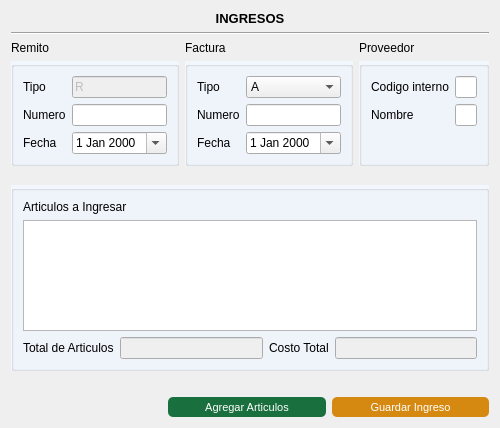
The window that Vistas/gui/ingresos/Ingreso.ui (Lonaris/Corupel) describes before a commit, drawn with Qt 5.
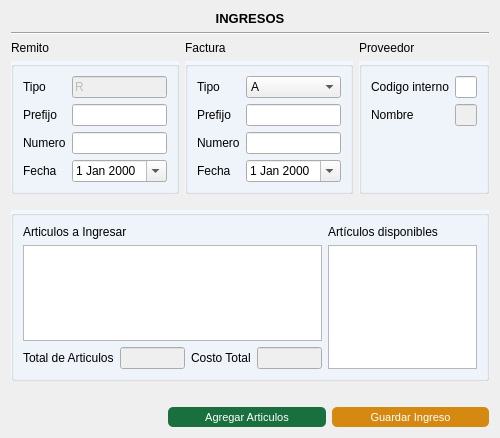
The same window after the commit. Icons and pictures are not drawn.

```diff
--- a/Vistas/gui/ingresos/Ingreso.ui
+++ b/Vistas/gui/ingresos/Ingreso.ui
@@ -7,7 +7,7 @@
     <x>0</x>
     <y>0</y>
     <width>466</width>
-    <height>428</height>
+    <height>438</height>
    </rect>
   </property>
   <property name="sizePolicy">
@@ -24,7 +24,7 @@
   </property>
   <layout class="QGridLayout" name="gridLayout_2">
    <item row="0" column="0">
-    <layout class="QGridLayout" name="gridLayout_6" rowstretch="2,2,2,2,2,2,2,2,2,82,2,2,0">
+    <layout class="QGridLayout" name="gridLayout_6" rowstretch="0,0,0,0,0,0,0,0,0,0,100,0,0">
      <item row="0" column="0" rowspan="2" colspan="3">
       <widget class="QLabel" name="label">
        <property name="font">
@@ -161,66 +161,6 @@
        </item>
       </layout>
      </item>
-     <item row="9" column="0" rowspan="2" colspan="3">
-      <widget class="QGroupBox" name="group_tabla">
-       <property name="styleSheet">
-        <string notr="true">#group_tabla{
-	background-color: #F2F6FD;
-	}</string>
-       </property>
-       <property name="title">
-        <string/>
-       </property>
-       <layout class="QGridLayout" name="gridLayout" rowstretch="10,800,0,0">
-        <item row="1" column="0" rowspan="2">
-         <widget class="QTableView" name="tbl_ingresos">
-          <attribute name="horizontalHeaderStretchLastSection">
-           <bool>true</bool>
-          </attribute>
-         </widget>
-        </item>
-        <item row="3" column="0">
-         <layout class="QHBoxLayout" name="Totales">
-          <item>
-           <widget class="QLabel" name="label_total_cant">
-            <property name="text">
-             <string>Total de Articulos</string>
-            </property>
-           </widget>
-          </item>
-          <item>
-           <widget class="QLineEdit" name="tot_cant">
-            <property name="enabled">
-             <bool>false</bool>
-            </property>
-           </widget>
-          </item>
-          <item>
-           <widget class="QLabel" name="label_total_costo">
-            <property name="text">
-             <string>Costo Total</string>
-            </property>
-           </widget>
-          </item>
-          <item>
-           <widget class="QLineEdit" name="tot_cost">
-            <property name="enabled">
-             <bool>false</bool>
-            </property>
-           </widget>
-          </item>
-         </layout>
-        </item>
-        <item row="0" column="0">
-         <widget class="QLabel" name="label_6">
-          <property name="text">
-           <string>Articulos a Ingresar</string>
-          </property>
-         </widget>
-        </item>
-       </layout>
-      </widget>
-     </item>
      <item row="4" column="1" rowspan="2">
       <widget class="QGroupBox" name="group_factura">
        <property name="sizePolicy">
@@ -267,30 +207,40 @@
           </item>
          </widget>
         </item>
-        <item row="3" column="0">
+        <item row="5" column="0">
          <widget class="QLabel" name="label_numero">
           <property name="text">
            <string>Numero</string>
           </property>
          </widget>
         </item>
-        <item row="3" column="1">
+        <item row="5" column="1">
          <widget class="QLineEdit" name="fact_numero"/>
         </item>
-        <item row="4" column="0">
+        <item row="6" column="0">
          <widget class="QLabel" name="label_fecha">
           <property name="text">
            <string>Fecha</string>
           </property>
          </widget>
         </item>
-        <item row="4" column="1">
+        <item row="6" column="1">
          <widget class="QDateEdit" name="fact_fecha">
           <property name="calendarPopup">
            <bool>true</bool>
           </property>
          </widget>
         </item>
+        <item row="3" column="0">
+         <widget class="QLabel" name="label_prefijo_fact">
+          <property name="text">
+           <string>Prefijo</string>
+          </property>
+         </widget>
+        </item>
+        <item row="3" column="1">
+         <widget class="QLineEdit" name="fact_prefijo"/>
+        </item>
        </layout>
       </widget>
      </item>
@@ -329,7 +279,14 @@
          </widget>
         </item>
         <item row="3" column="1">
-         <widget class="QLineEdit" name="prov_nombre"/>
+         <widget class="QLineEdit" name="prov_nombre">
+          <property name="enabled">
+           <bool>false</bool>
+          </property>
+          <property name="focusPolicy">
+           <enum>Qt::NoFocus</enum>
+          </property>
+         </widget>
         </item>
        </layout>
       </widget>
@@ -363,35 +320,48 @@
           <property name="enabled">
            <bool>false</bool>
           </property>
+          <property name="focusPolicy">
+           <enum>Qt::NoFocus</enum>
+          </property>
           <property name="text">
            <string>R</string>
           </property>
          </widget>
         </item>
-        <item row="2" column="0">
+        <item row="4" column="0">
          <widget class="QLabel" name="label_numero_2">
           <property name="text">
            <string>Numero</string>
           </property>
          </widget>
         </item>
-        <item row="2" column="1">
+        <item row="4" column="1">
          <widget class="QLineEdit" name="rem_numero"/>
         </item>
-        <item row="3" column="0">
+        <item row="5" column="0">
          <widget class="QLabel" name="label_fecha_2">
           <property name="text">
            <string>Fecha</string>
           </property>
          </widget>
         </item>
-        <item row="3" column="1">
+        <item row="5" column="1">
          <widget class="QDateEdit" name="rem_fecha">
           <property name="calendarPopup">
            <bool>true</bool>
           </property>
          </widget>
         </item>
+        <item row="3" column="0">
+         <widget class="QLabel" name="label_prefijo">
+          <property name="text">
+           <string>Prefijo</string>
+          </property>
+         </widget>
+        </item>
+        <item row="3" column="1">
+         <widget class="QLineEdit" name="rem_prefijo"/>
+        </item>
        </layout>
       </widget>
      </item>
@@ -466,6 +436,95 @@
        </property>
       </widget>
      </item>
+     <item row="9" column="0" rowspan="2" colspan="3">
+      <widget class="QGroupBox" name="group_tabla">
+       <property name="styleSheet">
+        <string notr="true">#group_tabla{
+	background-color: #F2F6FD;
+	}</string>
+       </property>
+       <property name="title">
+        <string/>
+       </property>
+       <layout class="QGridLayout" name="gridLayout" rowstretch="10,800,0,0" columnstretch="4,2">
+        <item row="1" column="0" rowspan="2">
+         <widget class="QTableView" name="tbl_ingresos">
+          <property name="tabKeyNavigation">
+           <bool>false</bool>
+          </property>
+          <attribute name="horizontalHeaderStretchLastSection">
+           <bool>true</bool>
+          </attribute>
+          <attribute name="verticalHeaderVisible">
+           <bool>false</bool>
+          </attribute>
+         </widget>
+        </item>
+        <item row="3" column="0">
+         <layout class="QHBoxLayout" name="Totales">
+          <item>
+           <widget class="QLabel" name="label_total_cant">
+            <property name="text">
+             <string>Total de Articulos</string>
+            </property>
+           </widget>
+          </item>
+          <item>
+           <widget class="QLineEdit" name="tot_cant">
+            <property name="enabled">
+             <bool>false</bool>
+            </property>
+            <property name="focusPolicy">
+             <enum>Qt::NoFocus</enum>
+            </property>
+           </widget>
+          </item>
+          <item>
+           <widget class="QLabel" name="label_total_costo">
+            <property name="text">
+             <string>Costo Total</string>
+            </property>
+           </widget>
+          </item>
+          <item>
+           <widget class="QLineEdit" name="tot_cost">
+            <property name="enabled">
+             <bool>false</bool>
+            </property>
+            <property name="focusPolicy">
+             <enum>Qt::NoFocus</enum>
+            </property>
+           </widget>
+          </item>
+         </layout>
+        </item>
+        <item row="0" column="0">
+         <widget class="QLabel" name="label_6">
+          <property name="text">
+           <string>Articulos a Ingresar</string>
+          </property>
+         </widget>
+        </item>
+        <item row="1" column="1" rowspan="3">
+         <widget class="QTableView" name="tbl_articulos">
+          <property name="focusPolicy">
+           <enum>Qt::ClickFocus</enum>
+          </property>
+          <attribute name="horizontalHeaderStretchLastSection">
+           <bool>true</bool>
+          </attribute>
+         </widget>
+        </item>
+        <item row="0" column="1">
+         <widget class="QLabel" name="label_7">
+          <property name="text">
+           <string>Artículos disponibles</string>
+          </property>
+         </widget>
+        </item>
+       </layout>
+      </widget>
+     </item>
     </layout>
    </item>
   </layout>
```
Left out of the diff: 4 changed lines with no effect on the pictures.
